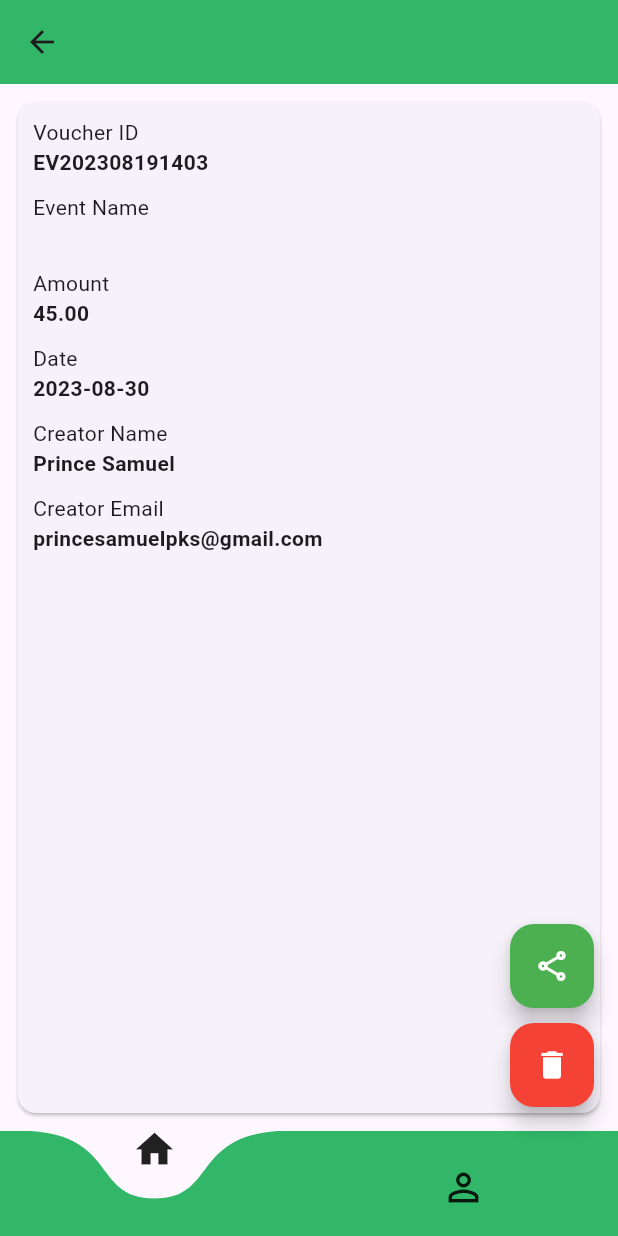
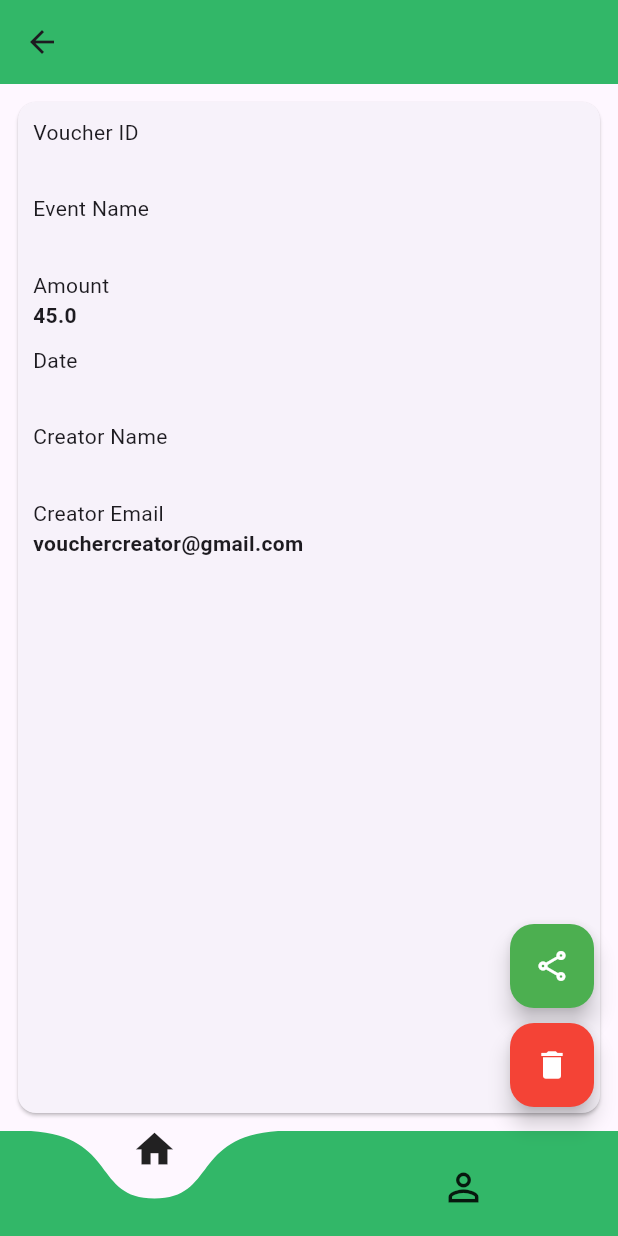
Before and after one commit to DevPrinceK/evoucher-app, a Flutter app: the VoucherDetailScreen screen opened directly with empty values, on a phone screen of 412 x 824 dp. Run offline on Flutter 3.47's test engine with Material 2 defaults, Android fonts, the phone set to English and light mode, and no system bars; drawn by our look-alikes of curved_navigation_bar; our stand-ins replace shared_preferences; missing offline and left inert: onboarding_intro_screen; accounts and stored records are empty.

Commit message:
Update voucher_details.dart

```diff
--- a/evoucher/lib/screens/voucher_details.dart
+++ b/evoucher/lib/screens/voucher_details.dart
@@ -11,12 +11,16 @@ class VoucherDetailScreen extends StatefulWidget {
   final String voucherID;
   final String voucherDate;
   final String voucherCreator;
+  final String voucherCreatorEmail;
+  final double voucherAmount;
   const VoucherDetailScreen({
     super.key,
     required this.voucherName,
     required this.voucherID,
     required this.voucherDate,
     required this.voucherCreator,
+    this.voucherAmount = 45.00,
+    this.voucherCreatorEmail = "vouchercreator@gmail.com",
   });
 
   @override
@@ -62,9 +66,9 @@ class _VoucherDetailScreenState extends State<VoucherDetailScreen> {
                 crossAxisAlignment: CrossAxisAlignment.start,
                 children: [
                   const Text("Voucher ID"),
-                  const Text(
-                    "EV202308191403",
-                    style: TextStyle(fontWeight: FontWeight.bold),
+                  Text(
+                    widget.voucherID,
+                    style: const TextStyle(fontWeight: FontWeight.bold),
                   ),
                   const SizedBox(height: 10),
                   const Text("Event Name"),
@@ -74,27 +78,27 @@ class _VoucherDetailScreenState extends State<VoucherDetailScreen> {
                   ),
                   const SizedBox(height: 10),
                   const Text("Amount"),
-                  const Text(
-                    "45.00",
-                    style: TextStyle(fontWeight: FontWeight.bold),
+                  Text(
+                    widget.voucherAmount.toString(),
+                    style: const TextStyle(fontWeight: FontWeight.bold),
                   ),
                   const SizedBox(height: 10),
                   const Text("Date"),
-                  const Text(
-                    "2023-08-30",
-                    style: TextStyle(fontWeight: FontWeight.bold),
+                  Text(
+                    widget.voucherDate,
+                    style: const TextStyle(fontWeight: FontWeight.bold),
                   ),
                   const SizedBox(height: 10),
                   const Text("Creator Name"),
-                  const Text(
-                    "Prince Samuel",
-                    style: TextStyle(fontWeight: FontWeight.bold),
+                  Text(
+                    widget.voucherCreator,
+                    style: const TextStyle(fontWeight: FontWeight.bold),
                   ),
                   const SizedBox(height: 10),
                   const Text("Creator Email"),
-                  const Text(
-                    "princesamuelpks@gmail.com",
-                    style: TextStyle(fontWeight: FontWeight.bold),
+                  Text(
+                    widget.voucherCreatorEmail,
+                    style: const TextStyle(fontWeight: FontWeight.bold),
                   ),
                   const SizedBox(height: 10),
                 ],
```
